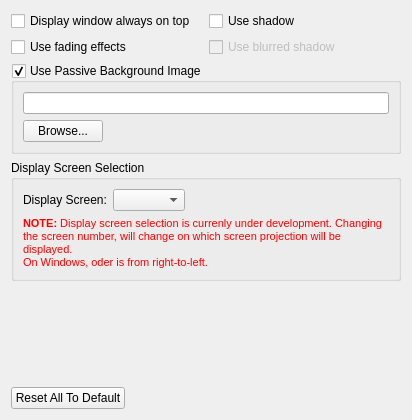
Qt form src/generalsettingwidget.ui (SoftProjector/src) before a commit.
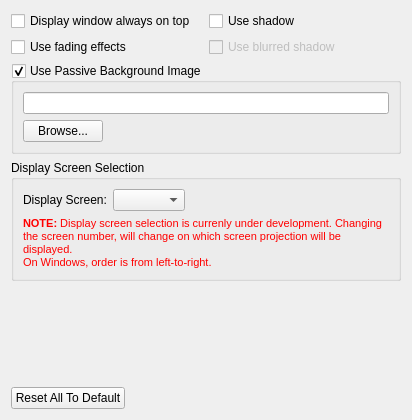
The same form after that commit.

The edit to the form file:
```diff
--- a/src/generalsettingwidget.ui
+++ b/src/generalsettingwidget.ui
@@ -144,7 +144,7 @@
 &lt;html&gt;&lt;head&gt;&lt;meta name=&quot;qrichtext&quot; content=&quot;1&quot; /&gt;&lt;style type=&quot;text/css&quot;&gt;
 p, li { white-space: pre-wrap; }
 &lt;/style&gt;&lt;/head&gt;&lt;body style=&quot; font-family:'MS Shell Dlg 2'; font-size:8.25pt; font-weight:400; font-style:normal;&quot;&gt;
-&lt;p style=&quot; margin-top:0px; margin-bottom:0px; margin-left:0px; margin-right:0px; -qt-block-indent:0; text-indent:0px;&quot;&gt;&lt;span style=&quot; font-size:8pt; font-weight:600; color:#ff0000;&quot;&gt;NOTE:&lt;/span&gt;&lt;span style=&quot; font-size:8pt; color:#ff0000;&quot;&gt; Display screen selection is currenly under development. Changing the screen number, will change on which screen projection will be displayed.&lt;br /&gt;On Windows, oder is from right-to-left.&lt;/span&gt;&lt;/p&gt;&lt;/body&gt;&lt;/html&gt;</string>
+&lt;p style=&quot; margin-top:0px; margin-bottom:0px; margin-left:0px; margin-right:0px; -qt-block-indent:0; text-indent:0px;&quot;&gt;&lt;span style=&quot; font-size:8pt; font-weight:600; color:#ff0000;&quot;&gt;NOTE:&lt;/span&gt;&lt;span style=&quot; font-size:8pt; color:#ff0000;&quot;&gt; Display screen selection is currenly under development. Changing the screen number, will change on which screen projection will be displayed.&lt;br /&gt;On Windows, order is from left-to-right.&lt;/span&gt;&lt;/p&gt;&lt;/body&gt;&lt;/html&gt;</string>
         </property>
         <property name="alignment">
          <set>Qt::AlignLeading|Qt::AlignLeft|Qt::AlignTop</set>
```
